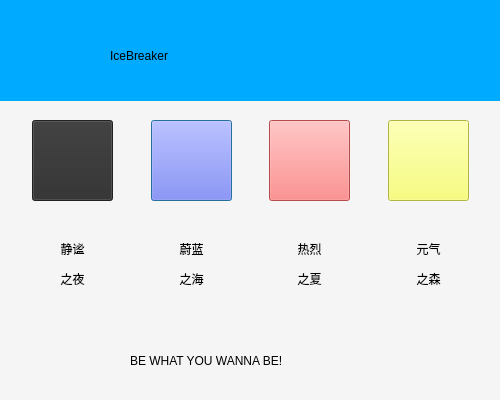
Before: the Qt Designer form qClient/changecolor_window.ui in AGuan177/QTice, drawn with Qt 5.
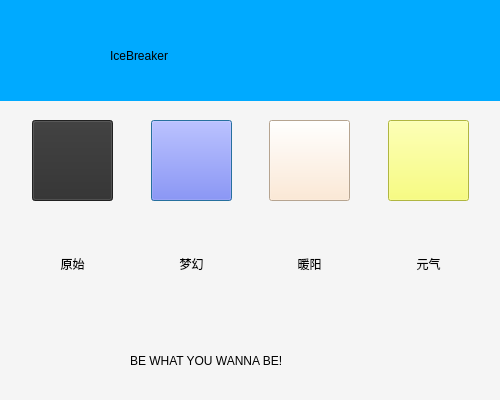
After: the same form once the commit is applied.

Commit message: x7(red color change)

```diff
--- a/qClient/changecolor_window.ui
+++ b/qClient/changecolor_window.ui
@@ -98,7 +98,7 @@
        <string notr="true">font: 25 15pt &quot;微软雅黑 Light&quot;;</string>
       </property>
       <property name="text">
-       <string>&lt;html&gt;&lt;head/&gt;&lt;body&gt;&lt;p align=&quot;center&quot;&gt;蔚蓝&lt;/p&gt;&lt;p align=&quot;center&quot;&gt;之海&lt;/p&gt;&lt;/body&gt;&lt;/html&gt;</string>
+       <string>&lt;html&gt;&lt;head/&gt;&lt;body&gt;&lt;p align=&quot;center&quot;&gt;梦幻&lt;/p&gt;&lt;/body&gt;&lt;/html&gt;</string>
       </property>
      </widget>
     </item>
@@ -114,7 +114,7 @@
        <string notr="true">font: 25 15pt &quot;微软雅黑 Light&quot;;</string>
       </property>
       <property name="text">
-       <string>&lt;html&gt;&lt;head/&gt;&lt;body&gt;&lt;p align=&quot;center&quot;&gt;热烈&lt;/p&gt;&lt;p align=&quot;center&quot;&gt;之夏&lt;/p&gt;&lt;/body&gt;&lt;/html&gt;</string>
+       <string>&lt;html&gt;&lt;head/&gt;&lt;body&gt;&lt;p align=&quot;center&quot;&gt;暖阳&lt;/p&gt;&lt;/body&gt;&lt;/html&gt;</string>
       </property>
      </widget>
     </item>
@@ -229,7 +229,7 @@
        </size>
       </property>
       <property name="styleSheet">
-       <string notr="true">background-color:rgb(255, 105, 105);</string>
+       <string notr="true">background-color:rgb(255, 229, 202);</string>
       </property>
       <property name="text">
        <string/>
@@ -248,7 +248,7 @@
        <string notr="true">font: 25 15pt &quot;微软雅黑 Light&quot;;</string>
       </property>
       <property name="text">
-       <string>&lt;html&gt;&lt;head/&gt;&lt;body&gt;&lt;p align=&quot;center&quot;&gt;静谧&lt;/p&gt;&lt;p align=&quot;center&quot;&gt;之夜&lt;/p&gt;&lt;/body&gt;&lt;/html&gt;</string>
+       <string>&lt;html&gt;&lt;head/&gt;&lt;body&gt;&lt;p align=&quot;center&quot;&gt;原始&lt;/p&gt;&lt;/body&gt;&lt;/html&gt;</string>
       </property>
      </widget>
     </item>
@@ -286,7 +286,7 @@
        <string notr="true">font: 25 15pt &quot;微软雅黑 Light&quot;;</string>
       </property>
       <property name="text">
-       <string>&lt;html&gt;&lt;head/&gt;&lt;body&gt;&lt;p align=&quot;center&quot;&gt;元气&lt;/p&gt;&lt;p align=&quot;center&quot;&gt;之森&lt;/p&gt;&lt;/body&gt;&lt;/html&gt;</string>
+       <string>&lt;html&gt;&lt;head/&gt;&lt;body&gt;&lt;p align=&quot;center&quot;&gt;元气&lt;/p&gt;&lt;/body&gt;&lt;/html&gt;</string>
       </property>
      </widget>
     </item>
```
The commit also changes 16 other files.
